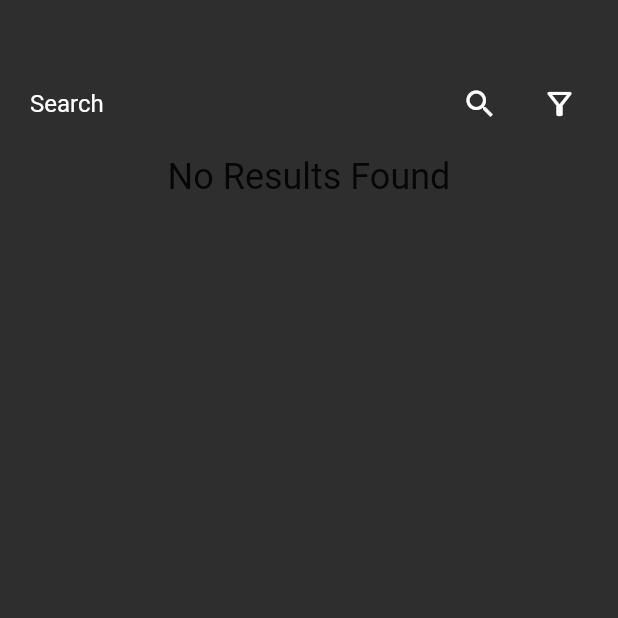
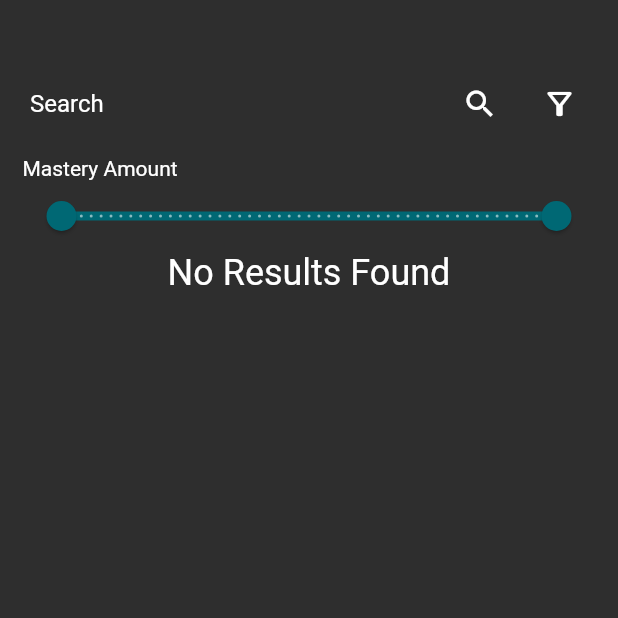
Before and after one commit to choe220/1000-spanish-words, a Flutter app: the WordsList screen opened directly with empty values, after a tap on the "filter alt" icon, on a phone screen of 412 x 824 dp, the top half of it. Run offline on Flutter 3.47's test engine with Material 2 defaults, Android fonts, the phone set to English and light mode, and no system bars; our stand-ins replace cloud_firestore, firebase_core, flutter_tts; accounts and stored records are empty.

Commit message:
added mastery slider filter

```diff
--- a/lib/views/words_list.dart
+++ b/lib/views/words_list.dart
@@ -13,6 +13,8 @@ class WordsList extends StatefulWidget {
 
 class _WordsListState extends State<WordsList> {
   List<Word> _foundWords = [];
+  bool _filters = false;
+  RangeValues _currentRangeValues = const RangeValues(0, 100);
 
   @override
   void initState() {
@@ -20,16 +22,21 @@ class _WordsListState extends State<WordsList> {
     _foundWords = widget.words;
   }
 
-  void _filter(String enteredKeyword) {
+  void _filter(String? enteredKeyword) {
     List<Word> results = [];
-    if (enteredKeyword.isEmpty) {
-      results = widget.words;
-    } else {
+    if (enteredKeyword != null && enteredKeyword.isNotEmpty) {
       results = widget.words
           .where((word) =>
               word.english.toLowerCase().contains(enteredKeyword.toLowerCase()))
           .toList();
+    } else {
+      results = widget.words;
     }
+    results = results
+        .where((word) =>
+            (word.mastery ?? 0) >= _currentRangeValues.start / 100 &&
+            (word.mastery ?? 0) <= _currentRangeValues.end)
+        .toList();
     setState(() => _foundWords = results);
   }
 
@@ -59,6 +66,7 @@ class _WordsListState extends State<WordsList> {
                     padding: const EdgeInsets.all(5.0),
                     child: TextField(
                       onChanged: (value) => _filter(value),
+                      onSubmitted: (value) => _filter(value),
                       cursorColor: Colors.white,
                       style: const TextStyle(color: Colors.white),
                       decoration: const InputDecoration(
@@ -79,10 +87,33 @@ class _WordsListState extends State<WordsList> {
                     Icons.filter_alt_outlined,
                     color: Colors.white,
                   ),
-                  onPressed: () {},
+                  onPressed: () => setState(() => _filters = !_filters),
                 )
               ],
             ),
+            if (_filters)
+              Column(
+                crossAxisAlignment: CrossAxisAlignment.start,
+                children: [
+                  const Text(
+                    'Mastery Amount',
+                    style: TextStyle(color: Colors.white),
+                  ),
+                  RangeSlider(
+                    values: _currentRangeValues,
+                    max: 100,
+                    divisions: 50,
+                    labels: RangeLabels(
+                      '${_currentRangeValues.start.round()} %',
+                      '${_currentRangeValues.end.round()} %',
+                    ),
+                    onChanged: (values) => setState(() {
+                      _currentRangeValues = values;
+                      _filter(null);
+                    }),
+                  ),
+                ],
+              ),
             Expanded(
               child: _foundWords.isNotEmpty
                   ? ListView.builder(
@@ -93,7 +124,14 @@ class _WordsListState extends State<WordsList> {
                         elevation: 4,
                         child: ListTile(
                           title: Text(_foundWords[index].english),
-                          subtitle: Text(_foundWords[index].spanish),
+                          subtitle: Column(
+                            crossAxisAlignment: CrossAxisAlignment.start,
+                            children: [
+                              Text(_foundWords[index].spanish),
+                              Text(
+                                  '${(_foundWords[index].mastery ?? 0) * 100} % mastery'),
+                            ],
+                          ),
                           trailing: IconButton(
                             icon: const Icon(Icons.volume_up),
                             onPressed: () async =>
@@ -106,6 +144,7 @@ class _WordsListState extends State<WordsList> {
                       'No Results Found',
                       style: TextStyle(
                         fontSize: 24,
+                        color: Colors.white,
                       ),
                     ),
             ),
```
